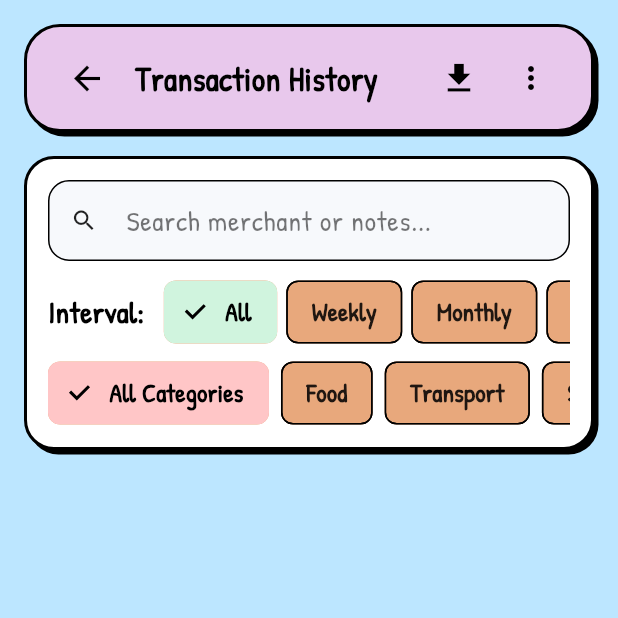
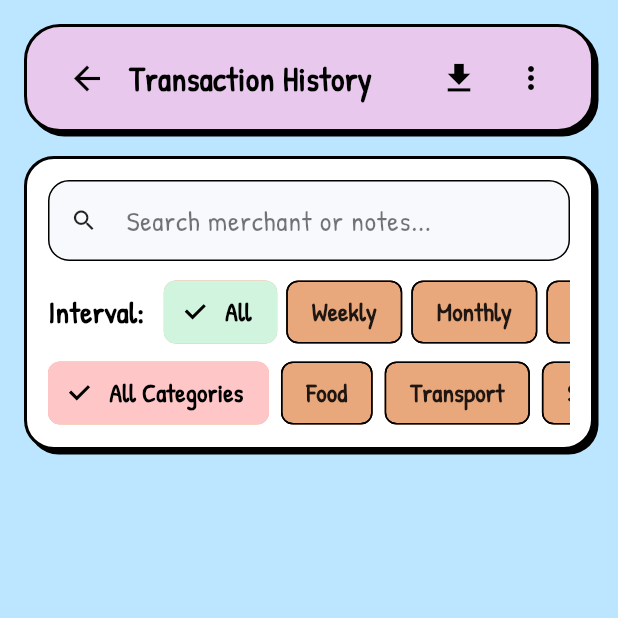
Before and after one commit to cornelius-byte/digiledger, a Flutter app: the TransactionHistoryScreen screen opened directly, on a phone screen of 412 x 824 dp, the top half of it. Run offline on Flutter 3.47's test engine with Material 3 defaults, Android fonts, the phone set to English and light mode, and no system bars; our stand-ins replace flutter_local_notifications, google_fonts, image_picker, share_plus, sqflite; accounts and stored records are empty.

```diff
--- a/lib/screens/transaction_history_screen.dart
+++ b/lib/screens/transaction_history_screen.dart
@@ -412,9 +412,6 @@ class _TransactionHistoryScreenState extends State<TransactionHistoryScreen> {
                       ],
                     ),
                     child: Row(
-                      mainAxisAlignment: MainAxisAlignment.spaceBetween,
-                      children: [
-                        Row(
                       children: [
                         IconButton(
                           icon: Icon(
@@ -433,8 +430,12 @@ class _TransactionHistoryScreenState extends State<TransactionHistoryScreen> {
                             }
                           },
                         ),
-                            const SizedBox(width: 8),
-                            Text(
+                        const SizedBox(width: 4),
+                        Expanded(
+                          child: FittedBox(
+                            fit: BoxFit.scaleDown,
+                            alignment: Alignment.centerLeft,
+                            child: Text(
                               _isSelectionMode
                                   ? '${_selectedTxIds.length} Selected'
                                   : 'Transaction History',
@@ -444,9 +445,11 @@ class _TransactionHistoryScreenState extends State<TransactionHistoryScreen> {
                                 color: ThemeService.getTextColorForBackground(headerPillColor),
                               ),
                             ),
-                          ],
                           ),
+                        ),
+                        const SizedBox(width: 4),
                         Row(
+                          mainAxisSize: MainAxisSize.min,
                           children: [
                             if (_isSelectionMode && _selectedTxIds.isNotEmpty)
                               IconButton(
```
Also changed, not shown: lib/screens/analytics.dart (+12 -6 lines), lib/screens/categories_screen.dart (+12 -6 lines). Lines whose indentation alone changed are shown as unchanged.
